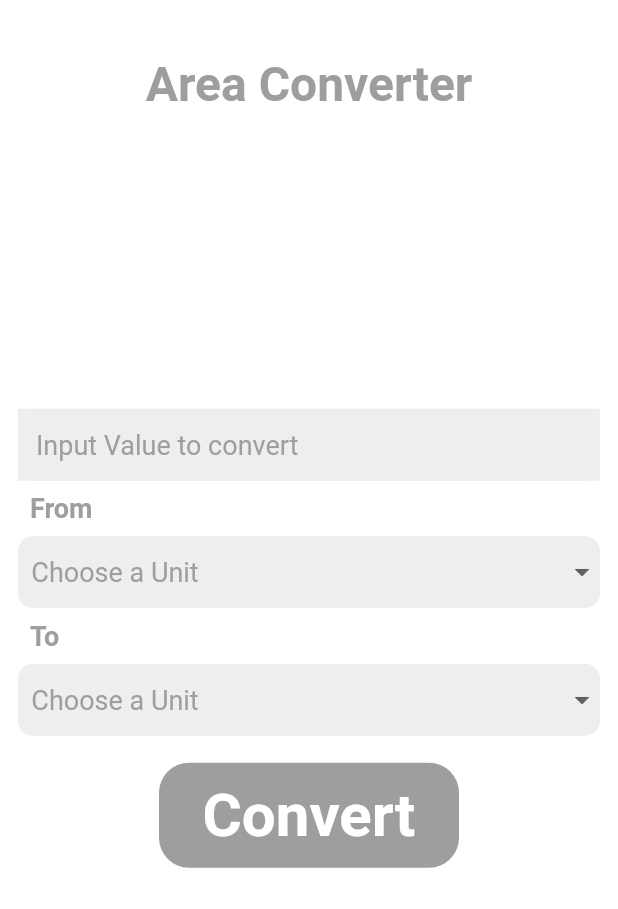
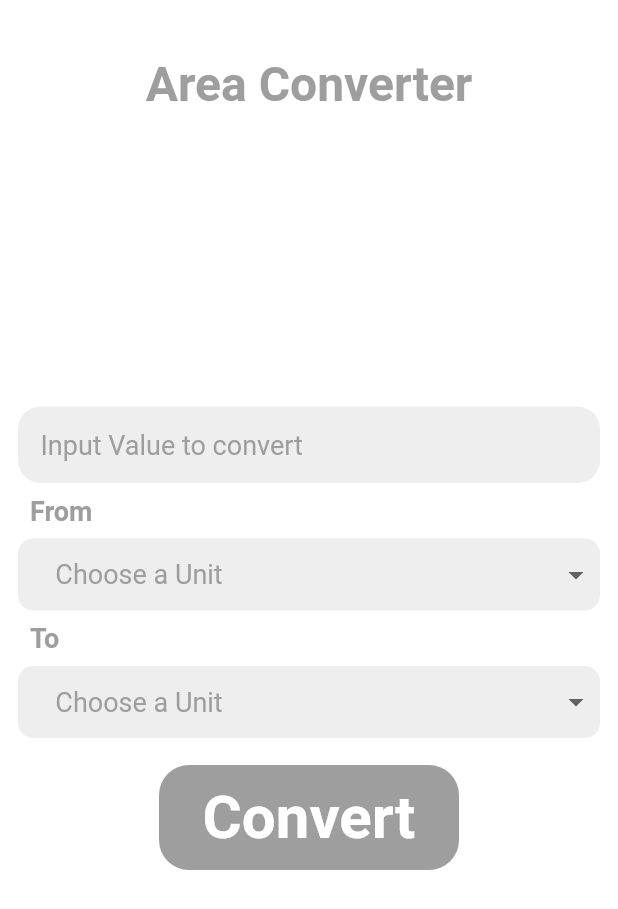
Before and after one commit to Salagoza/converter-app, a Flutter app: the screen it shows after launch, after a tap on "Area", on a phone screen of 412 x 824 dp. Shown: the top 909 px of the screen. Run offline on Flutter 3.47's test engine with Material 2 defaults, Android fonts, the phone set to English and light mode, and no system bars.

Commit message:
Beautify and fix the alignment of the inputs

```diff
--- a/lib/components/category_button_action.dart
+++ b/lib/components/category_button_action.dart
@@ -1,5 +1,4 @@
 import 'dart:ui';
-
 import 'package:flutter/material.dart';
 
 class CategoryAction {
@@ -41,7 +40,6 @@ class CategoryButton extends StatelessWidget {
             padding: const EdgeInsets.all(20.0),
           ),
           child: Container(
-
               child: Stack(
             children: <Widget>[
               Align(
@@ -51,7 +49,9 @@ class CategoryButton extends StatelessWidget {
               Align(
                   alignment: Alignment.bottomCenter,
                   child: Text(action.label,
-                      style: TextStyle(color: action.labelColor)))
+                      style: TextStyle(
+                          color: action.labelColor,
+                          fontWeight: FontWeight.bold)))
             ],
           ))),
     ));
--- a/lib/screen/area_page.dart
+++ b/lib/screen/area_page.dart
@@ -77,11 +77,7 @@ class _AreaPageState extends State<AreaPage> {
                       mainAxisAlignment: MainAxisAlignment.center,
                       crossAxisAlignment: CrossAxisAlignment.center,
                       children: [
-                        Container(
-                          decoration: BoxDecoration(
-                              color: const Color(0xFFEEEEEE),
-                              borderRadius: BorderRadius.circular(10)),
-                          child: TextField(
+                        TextField(
                           onChanged: (text) {
                             var input = double.tryParse(text);
                             if (input != null) {
@@ -90,20 +86,26 @@ class _AreaPageState extends State<AreaPage> {
                               });
                             }
                           },
-                            decoration: const InputDecoration(
-                              filled: true,
+                          decoration:  InputDecoration(
+                            contentPadding: const EdgeInsets.all(15),
                             hintText: "Input Value to convert",
                             hintStyle:
-                                  TextStyle(color: Colors.grey, fontSize: 18),
-                              enabledBorder: InputBorder.none,
-                              fillColor: Color(0xFFEEEEEE),
+                                const TextStyle(color: Colors.grey, fontSize: 18),
+                            border: OutlineInputBorder(
+                              borderRadius: BorderRadius.circular(15),
+                              borderSide: BorderSide(
+                                width: 0,
+                                style: BorderStyle.none
+                              )
+                            ),
+                            filled: true,
+                            fillColor: const Color(0xFFEEEEEE),
                           ),
                           style: const TextStyle(
-                              color: Colors.grey,
+                            color: Colors.black,
                             fontSize: 18,
                           ),
                           keyboardType: TextInputType.number,
-                          ),
                         ),
                         const Align(
                           alignment: Alignment.centerLeft,
@@ -119,6 +121,8 @@ class _AreaPageState extends State<AreaPage> {
                               color: const Color(0xFFEEEEEE),
                               borderRadius: BorderRadius.circular(10)),
                           child: DropdownButtonHideUnderline(
+                            child: ButtonTheme(
+                              alignedDropdown: true,
                               child: DropdownButton(
                                 hint: const Text(
                                   "  Choose a Unit",
@@ -131,6 +135,7 @@ class _AreaPageState extends State<AreaPage> {
                                   return DropdownMenuItem(
                                     value: value,
                                     child: Text(value),
+
                                   );
                                 }).toList(),
                                 onChanged: (value) {
@@ -138,6 +143,7 @@ class _AreaPageState extends State<AreaPage> {
                                     from = (value as String?)!;
                                   });
                                 },
+                              ),
                             ),
                           ),
                         ),
@@ -155,6 +161,8 @@ class _AreaPageState extends State<AreaPage> {
                               color: const Color(0xFFEEEEEE),
                               borderRadius: BorderRadius.circular(10)),
                           child: DropdownButtonHideUnderline(
+                            child: ButtonTheme(
+                              alignedDropdown: true,
                               child: DropdownButton(
                                 hint: const Text(
                                   "  Choose a Unit",
@@ -174,6 +182,7 @@ class _AreaPageState extends State<AreaPage> {
                                     to = (value as String?)!;
                                   });
                                 },
+                              ),
                             ),
                           ),
                         ),
--- a/lib/screen/home_page.dart
+++ b/lib/screen/home_page.dart
@@ -35,9 +35,9 @@ class HomePage extends StatelessWidget {
                         action: CategoryAction(
                             color: Color(0xFFEEEEEE),
                             label: "Area",
-                            labelColor: Colors.black,
+                            labelColor: Color(0xFF616161),
                             iconData: Icons.crop_landscape_outlined,
-                            iconColor: Colors.green,
+                            iconColor: Colors.grey,
                             callback: (context) {
                               Navigator.of(context).push(MaterialPageRoute(
                                   builder: (_) => const AreaPage()));
@@ -46,9 +46,9 @@ class HomePage extends StatelessWidget {
                         action: CategoryAction(
                             color: Color(0xFFEEEEEE),
                             label: "Length",
-                            labelColor: Colors.black,
+                            labelColor: Color(0xFF616161),
                             iconData: Icons.straighten,
-                            iconColor: Colors.green,
+                            iconColor: Colors.grey,
                             callback: (context) {
                               Navigator.of(context).push(MaterialPageRoute(
                                   builder: (_) => const TestPage()));
@@ -61,9 +61,9 @@ class HomePage extends StatelessWidget {
                         action: CategoryAction(
                             color: Color(0xFFEEEEEE),
                             label: "Temperature",
-                            labelColor: Colors.black,
+                            labelColor: Color(0xFF616161),
                             iconData: Icons.thermostat,
-                            iconColor: Colors.green,
+                            iconColor: Colors.grey,
                             callback: (context) {
                               Navigator.of(context).push(MaterialPageRoute(
                                   builder: (_) => const TestPage()));
@@ -72,9 +72,9 @@ class HomePage extends StatelessWidget {
                         action: CategoryAction(
                             color: Color(0xFFEEEEEE),
                             label: "Volume",
-                            labelColor: Colors.black,
+                            labelColor: Color(0xFF616161),
                             iconData: Icons.science_outlined,
-                            iconColor: Colors.green,
+                            iconColor: Colors.grey,
                             callback: (context) {
                               Navigator.of(context).push(MaterialPageRoute(
                                   builder: (_) => const TestPage()));
@@ -87,9 +87,9 @@ class HomePage extends StatelessWidget {
                         action: CategoryAction(
                             color: Color(0xFFEEEEEE),
                             label: "Weight",
-                            labelColor: Colors.black,
+                            labelColor: Color(0xFF616161),
                             iconData: Icons.fitness_center_rounded,
-                            iconColor: Colors.green,
+                            iconColor: Colors.grey,
                             callback: (context) {
                               Navigator.of(context).push(MaterialPageRoute(
                                   builder: (_) => const TestPage()));
@@ -98,9 +98,9 @@ class HomePage extends StatelessWidget {
                         action: CategoryAction(
                             color: Color(0xFFEEEEEE),
                             label: "Speed",
-                            labelColor: Colors.black,
+                            labelColor: Color(0xFF616161),
                             iconData: Icons.speed,
-                            iconColor: Colors.green,
+                            iconColor: Colors.grey,
                             callback: (context) {
                               Navigator.of(context).push(MaterialPageRoute(
                                   builder: (_) => const TestPage()));
--- a/lib/screen/test_page.dart
+++ b/lib/screen/test_page.dart
@@ -1,4 +1,4 @@
-import 'package:flutter/cupertino.dart';
+import 'package:flutter/material.dart';
 
 class TestPage extends StatelessWidget {
   const TestPage({Key? key}) : super(key: key);
```
Lines whose indentation alone changed are shown as unchanged.
